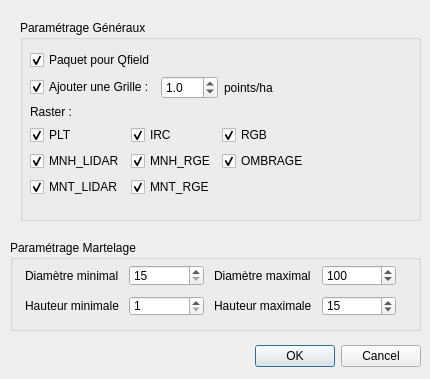
Old version of the form Qracines/modules/diagnostic/create/diagnostic_create.ui in the repository paul-carteron/Qracines.
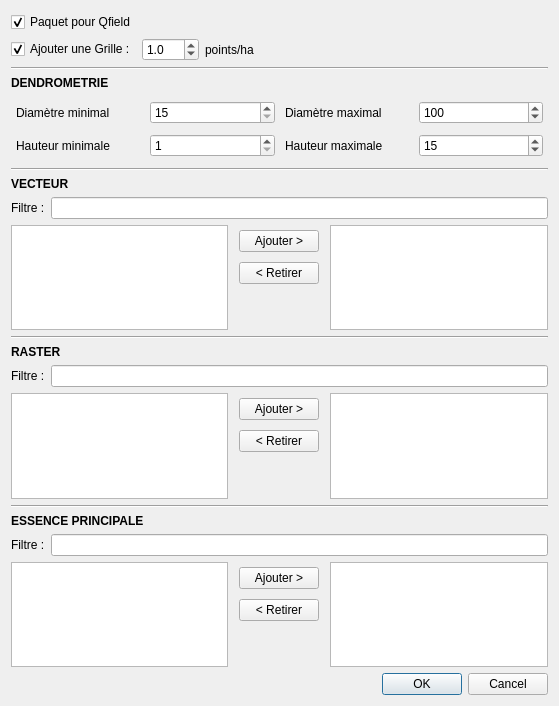
New version of the form. Custom widgets are drawn as their Qt base class.

Commit message: add custom layer selection for diag

```diff
--- a/Qracines/modules/diagnostic/create/diagnostic_create.ui
+++ b/Qracines/modules/diagnostic/create/diagnostic_create.ui
@@ -6,50 +6,121 @@
    <rect>
     <x>0</x>
     <y>0</y>
-    <width>430</width>
-    <height>379</height>
+    <width>559</width>
+    <height>706</height>
    </rect>
   </property>
   <property name="windowTitle">
    <string>Diagnostic</string>
   </property>
-  <widget class="QDialogButtonBox" name="buttonBox">
-   <property name="geometry">
-    <rect>
-     <x>0</x>
-     <y>340</y>
-     <width>421</width>
-     <height>32</height>
-    </rect>
-   </property>
-   <property name="orientation">
-    <enum>Qt::Horizontal</enum>
-   </property>
-   <property name="standardButtons">
-    <set>QDialogButtonBox::Cancel|QDialogButtonBox::Ok</set>
-   </property>
-  </widget>
-  <widget class="QGroupBox" name="groupBox_3">
-   <property name="geometry">
-    <rect>
-     <x>10</x>
-     <y>240</y>
-     <width>411</width>
-     <height>91</height>
-    </rect>
-   </property>
-   <property name="title">
-    <string>Paramétrage Martelage</string>
-   </property>
-   <widget class="QWidget" name="gridLayoutWidget_3">
-    <property name="geometry">
-     <rect>
-      <x>10</x>
-      <y>20</y>
-      <width>381</width>
-      <height>61</height>
-     </rect>
-    </property>
+  <layout class="QVBoxLayout" name="verticalLayout">
+   <item>
+    <layout class="QHBoxLayout" name="hbox_qfield">
+     <property name="topMargin">
+      <number>1</number>
+     </property>
+     <item>
+      <widget class="QCheckBox" name="cb_package_for_qfield">
+       <property name="toolTip">
+        <string extracomment="Lorsque la case est cochée, le projet est empaqueté pour QField, compressé en ZIP et déposé dans le répertoire de sortie"/>
+       </property>
+       <property name="statusTip">
+        <string/>
+       </property>
+       <property name="text">
+        <string>Paquet pour Qfield</string>
+       </property>
+       <property name="checked">
+        <bool>true</bool>
+       </property>
+      </widget>
+     </item>
+     <item>
+      <widget class="QgsFileWidget" name="fw_outdir">
+       <property name="toolTip">
+        <string/>
+       </property>
+       <property name="options">
+        <set>QFileDialog::ShowDirsOnly</set>
+       </property>
+      </widget>
+     </item>
+    </layout>
+   </item>
+   <item>
+    <layout class="QHBoxLayout" name="hbox_grille">
+     <item>
+      <widget class="QCheckBox" name="cb_create_grid">
+       <property name="toolTip">
+        <string extracomment="Lorsque la case est cochée, le projet est empaqueté pour QField, compressé en ZIP et déposé dans le répertoire de sortie"/>
+       </property>
+       <property name="statusTip">
+        <string/>
+       </property>
+       <property name="text">
+        <string>Ajouter une Grille :</string>
+       </property>
+       <property name="checked">
+        <bool>true</bool>
+       </property>
+      </widget>
+     </item>
+     <item>
+      <widget class="QDoubleSpinBox" name="dsp_points_per_ha">
+       <property name="decimals">
+        <number>1</number>
+       </property>
+       <property name="singleStep">
+        <double>0.500000000000000</double>
+       </property>
+       <property name="value">
+        <double>1.000000000000000</double>
+       </property>
+      </widget>
+     </item>
+     <item>
+      <widget class="QLabel" name="label_layers_2">
+       <property name="text">
+        <string>points/ha</string>
+       </property>
+      </widget>
+     </item>
+     <item>
+      <spacer name="horizontalSpacer_2">
+       <property name="orientation">
+        <enum>Qt::Horizontal</enum>
+       </property>
+       <property name="sizeHint" stdset="0">
+        <size>
+         <width>40</width>
+         <height>20</height>
+        </size>
+       </property>
+      </spacer>
+     </item>
+    </layout>
+   </item>
+   <item>
+    <widget class="Line" name="line_5">
+     <property name="orientation">
+      <enum>Qt::Horizontal</enum>
+     </property>
+    </widget>
+   </item>
+   <item>
+    <widget class="QLabel" name="label_5">
+     <property name="font">
+      <font>
+       <weight>75</weight>
+       <bold>true</bold>
+      </font>
+     </property>
+     <property name="text">
+      <string>DENDROMETRIE</string>
+     </property>
+    </widget>
+   </item>
+   <item>
     <layout class="QGridLayout" name="gridLayout_4" rowstretch="0,0">
      <property name="leftMargin">
       <number>5</number>
@@ -66,6 +137,33 @@
      <property name="spacing">
       <number>10</number>
      </property>
+     <item row="1" column="1">
+      <widget class="QLabel" name="label_layers_9">
+       <property name="text">
+        <string>Hauteur minimale</string>
+       </property>
+      </widget>
+     </item>
+     <item row="0" column="1">
+      <widget class="QLabel" name="label_layers_7">
+       <property name="text">
+        <string>Diamètre minimal</string>
+       </property>
+      </widget>
+     </item>
+     <item row="0" column="2">
+      <widget class="QSpinBox" name="sp_dmin">
+       <property name="minimum">
+        <number>15</number>
+       </property>
+       <property name="maximum">
+        <number>200</number>
+       </property>
+       <property name="singleStep">
+        <number>5</number>
+       </property>
+      </widget>
+     </item>
      <item row="0" column="3">
       <widget class="QLabel" name="label_layers_8">
        <property name="text">
@@ -73,59 +171,6 @@
        </property>
       </widget>
      </item>
-     <item row="0" column="2">
-      <widget class="QSpinBox" name="sp_dmin">
-       <property name="minimum">
-        <number>15</number>
-       </property>
-       <property name="maximum">
-        <number>200</number>
-       </property>
-       <property name="singleStep">
-        <number>5</number>
-       </property>
-      </widget>
-     </item>
-     <item row="0" column="1">
-      <widget class="QLabel" name="label_layers_7">
-       <property name="text">
-        <string>Diamètre minimal</string>
-       </property>
-      </widget>
-     </item>
-     <item row="0" column="4">
-      <widget class="QSpinBox" name="sp_dmax">
-       <property name="minimum">
-        <number>15</number>
-       </property>
-       <property name="maximum">
-        <number>200</number>
-       </property>
-       <property name="singleStep">
-        <number>5</number>
-       </property>
-       <property name="value">
-        <number>100</number>
-       </property>
-      </widget>
-     </item>
-     <item row="1" column="1">
-      <widget class="QLabel" name="label_layers_9">
-       <property name="text">
-        <string>Hauteur minimale</string>
-       </property>
-      </widget>
-     </item>
-     <item row="1" column="2">
-      <widget class="QSpinBox" name="sp_hmin">
-       <property name="minimum">
-        <number>1</number>
-       </property>
-       <property name="maximum">
-        <number>50</number>
-       </property>
-      </widget>
-     </item>
      <item row="1" column="3">
       <widget class="QLabel" name="label_layers_10">
        <property name="text">
@@ -139,285 +184,334 @@
         <number>1</number>
        </property>
        <property name="maximum">
-        <number>50</number>
+        <number>40</number>
        </property>
        <property name="value">
         <number>15</number>
        </property>
       </widget>
      </item>
-    </layout>
-   </widget>
-  </widget>
-  <widget class="QGroupBox" name="groupBox">
-   <property name="geometry">
-    <rect>
-     <x>20</x>
-     <y>20</y>
-     <width>401</width>
-     <height>201</height>
-    </rect>
-   </property>
-   <property name="title">
-    <string>Paramétrage Généraux</string>
-   </property>
-   <widget class="QWidget" name="layoutWidget">
-    <property name="geometry">
-     <rect>
-      <x>10</x>
-      <y>29</y>
-      <width>371</width>
-      <height>148</height>
-     </rect>
-    </property>
-    <layout class="QVBoxLayout" name="verticalLayout_2">
-     <item>
-      <layout class="QHBoxLayout" name="horizontalLayout_2">
-       <property name="topMargin">
+     <item row="0" column="4">
+      <widget class="QSpinBox" name="sp_dmax">
+       <property name="minimum">
+        <number>15</number>
+       </property>
+       <property name="maximum">
+        <number>200</number>
+       </property>
+       <property name="singleStep">
+        <number>5</number>
+       </property>
+       <property name="value">
+        <number>100</number>
+       </property>
+      </widget>
+     </item>
+     <item row="1" column="2">
+      <widget class="QSpinBox" name="sp_hmin">
+       <property name="minimum">
         <number>1</number>
        </property>
-       <item>
-        <widget class="QCheckBox" name="cb_package_for_qfield">
-         <property name="toolTip">
-          <string extracomment="Lorsque la case est cochée, le projet est empaqueté pour QField, compressé en ZIP et déposé dans le répertoire de sortie"/>
-         </property>
-         <property name="statusTip">
-          <string/>
-         </property>
-         <property name="text">
-          <string>Paquet pour Qfield</string>
-         </property>
-         <property name="checked">
-          <bool>true</bool>
-         </property>
-        </widget>
-       </item>
-       <item>
-        <widget class="QgsFileWidget" name="fw_outdir">
-         <property name="toolTip">
-          <string/>
-         </property>
-         <property name="options">
-          <set>QFileDialog::ShowDirsOnly</set>
-         </property>
-        </widget>
-       </item>
-      </layout>
+       <property name="maximum">
+        <number>40</number>
+       </property>
+      </widget>
      </item>
+    </layout>
+   </item>
+   <item>
+    <widget class="Line" name="line">
+     <property name="orientation">
+      <enum>Qt::Horizontal</enum>
+     </property>
+    </widget>
+   </item>
+   <item>
+    <widget class="QLabel" name="label_3">
+     <property name="font">
+      <font>
+       <weight>75</weight>
+       <bold>true</bold>
+      </font>
+     </property>
+     <property name="text">
+      <string>VECTEUR</string>
+     </property>
+    </widget>
+   </item>
+   <item>
+    <layout class="QHBoxLayout" name="hbox_filtre_vect">
      <item>
-      <layout class="QHBoxLayout" name="horizontalLayout_3">
-       <item>
-        <widget class="QCheckBox" name="cb_create_grid">
-         <property name="toolTip">
-          <string extracomment="Lorsque la case est cochée, le projet est empaqueté pour QField, compressé en ZIP et déposé dans le répertoire de sortie"/>
+      <widget class="QLabel" name="lbl_filtre_seq_vect">
+       <property name="text">
+        <string>Filtre :</string>
+       </property>
+      </widget>
+     </item>
+     <item>
+      <widget class="QLineEdit" name="le_filter_seq_vect">
+       <property name="placeholderText">
+        <string extracomment="CHE..."/>
+       </property>
+      </widget>
+     </item>
+    </layout>
+   </item>
+   <item>
+    <layout class="QGridLayout" name="gridLayout_7">
+     <item row="0" column="1">
+      <layout class="QGridLayout" name="gridLayout_8">
+       <property name="leftMargin">
+        <number>5</number>
+       </property>
+       <property name="topMargin">
+        <number>5</number>
+       </property>
+       <property name="rightMargin">
+        <number>5</number>
+       </property>
+       <property name="bottomMargin">
+        <number>5</number>
+       </property>
+       <property name="spacing">
+        <number>10</number>
+       </property>
+       <item row="2" column="0">
+        <spacer name="vs_seq_vect">
+         <property name="orientation">
+          <enum>Qt::Vertical</enum>
          </property>
-         <property name="statusTip">
-          <string/>
+         <property name="sizeHint" stdset="0">
+          <size>
+           <width>20</width>
+           <height>40</height>
+          </size>
          </property>
+        </spacer>
+       </item>
+       <item row="0" column="0">
+        <widget class="QPushButton" name="pb_add_seq_vect">
          <property name="text">
-          <string>Ajouter une Grille :</string>
+          <string>Ajouter &gt;</string>
          </property>
-         <property name="checked">
-          <bool>true</bool>
-         </property>
         </widget>
        </item>
-       <item>
-        <widget class="QDoubleSpinBox" name="dsp_points_per_ha">
-         <property name="decimals">
-          <number>1</number>
-         </property>
-         <property name="singleStep">
-          <double>0.500000000000000</double>
-         </property>
-         <property name="value">
-          <double>1.000000000000000</double>
-         </property>
-        </widget>
-       </item>
-       <item>
-        <widget class="QLabel" name="label_layers_2">
+       <item row="1" column="0">
+        <widget class="QPushButton" name="pb_remove_seq_vect">
          <property name="text">
-          <string>points/ha</string>
+          <string>&lt; Retirer</string>
          </property>
         </widget>
        </item>
-       <item>
-        <spacer name="horizontalSpacer_2">
-         <property name="orientation">
-          <enum>Qt::Horizontal</enum>
-         </property>
-         <property name="sizeHint" stdset="0">
-          <size>
-           <width>40</width>
-           <height>20</height>
-          </size>
-         </property>
-        </spacer>
-       </item>
       </layout>
      </item>
+     <item row="0" column="2">
+      <widget class="QListWidget" name="lw_selected_seq_vect"/>
+     </item>
+     <item row="0" column="0">
+      <widget class="QListWidget" name="lw_seq_vect"/>
+     </item>
+    </layout>
+   </item>
+   <item>
+    <widget class="Line" name="line_2">
+     <property name="orientation">
+      <enum>Qt::Horizontal</enum>
+     </property>
+    </widget>
+   </item>
+   <item>
+    <widget class="QLabel" name="label_4">
+     <property name="font">
+      <font>
+       <weight>75</weight>
+       <bold>true</bold>
+      </font>
+     </property>
+     <property name="text">
+      <string>RASTER</string>
+     </property>
+    </widget>
+   </item>
+   <item>
+    <layout class="QHBoxLayout" name="hbox_filtre_rast">
      <item>
-      <widget class="QLabel" name="label_layers_3">
-       <property name="sizePolicy">
-        <sizepolicy hsizetype="Fixed" vsizetype="Preferred">
-         <horstretch>0</horstretch>
-         <verstretch>0</verstretch>
-        </sizepolicy>
-       </property>
+      <widget class="QLabel" name="lbl_filtre_seq_rast">
        <property name="text">
-        <string>Raster :</string>
+        <string>Filtre :</string>
        </property>
       </widget>
      </item>
      <item>
-      <layout class="QGridLayout" name="gridLayout">
-       <item row="2" column="2">
-        <widget class="QCheckBox" name="cb_mnt_rge">
-         <property name="sizePolicy">
-          <sizepolicy hsizetype="Maximum" vsizetype="Fixed">
-           <horstretch>0</horstretch>
-           <verstretch>0</verstretch>
-          </sizepolicy>
+      <widget class="QLineEdit" name="le_filter_seq_rast">
+       <property name="placeholderText">
+        <string extracomment="CHE..."/>
+       </property>
+      </widget>
+     </item>
+    </layout>
+   </item>
+   <item>
+    <layout class="QGridLayout" name="gridLayout_11">
+     <item row="0" column="1">
+      <layout class="QGridLayout" name="gridLayout_12">
+       <property name="leftMargin">
+        <number>5</number>
+       </property>
+       <property name="topMargin">
+        <number>5</number>
+       </property>
+       <property name="rightMargin">
+        <number>5</number>
+       </property>
+       <property name="bottomMargin">
+        <number>5</number>
+       </property>
+       <property name="spacing">
+        <number>10</number>
+       </property>
+       <item row="2" column="0">
+        <spacer name="vs_seq_rast">
+         <property name="orientation">
+          <enum>Qt::Vertical</enum>
          </property>
-         <property name="text">
-          <string>MNT_RGE</string>
+         <property name="sizeHint" stdset="0">
+          <size>
+           <width>20</width>
+           <height>40</height>
+          </size>
          </property>
-         <property name="checked">
-          <bool>true</bool>
-         </property>
-        </widget>
+        </spacer>
        </item>
-       <item row="0" column="3">
-        <widget class="QCheckBox" name="cb_rgb">
-         <property name="sizePolicy">
-          <sizepolicy hsizetype="Maximum" vsizetype="Fixed">
-           <horstretch>0</horstretch>
-           <verstretch>0</verstretch>
-          </sizepolicy>
-         </property>
-         <property name="text">
-          <string>RGB</string>
-         </property>
-         <property name="checked">
-          <bool>true</bool>
-         </property>
-        </widget>
-       </item>
-       <item row="1" column="3">
-        <widget class="QCheckBox" name="cb_ombrage_mnh">
-         <property name="sizePolicy">
-          <sizepolicy hsizetype="Maximum" vsizetype="Fixed">
-           <horstretch>0</horstretch>
-           <verstretch>0</verstretch>
-          </sizepolicy>
-         </property>
-         <property name="text">
-          <string>OMBRAGE</string>
-         </property>
-         <property name="checked">
-          <bool>true</bool>
-         </property>
-        </widget>
-       </item>
        <item row="0" column="0">
-        <widget class="QCheckBox" name="cb_plt">
-         <property name="sizePolicy">
-          <sizepolicy hsizetype="Maximum" vsizetype="Fixed">
-           <horstretch>0</horstretch>
-           <verstretch>0</verstretch>
-          </sizepolicy>
-         </property>
+        <widget class="QPushButton" name="pb_add_seq_rast">
          <property name="text">
-          <string>PLT</string>
+          <string>Ajouter &gt;</string>
          </property>
-         <property name="checked">
-          <bool>true</bool>
-         </property>
         </widget>
        </item>
-       <item row="1" column="2">
-        <widget class="QCheckBox" name="cb_mnh_rge">
-         <property name="sizePolicy">
-          <sizepolicy hsizetype="Maximum" vsizetype="Fixed">
-           <horstretch>0</horstretch>
-           <verstretch>0</verstretch>
-          </sizepolicy>
-         </property>
+       <item row="1" column="0">
+        <widget class="QPushButton" name="pb_remove_seq_rast">
          <property name="text">
-          <string>MNH_RGE</string>
+          <string>&lt; Retirer</string>
          </property>
-         <property name="checked">
-          <bool>true</bool>
-         </property>
         </widget>
        </item>
+      </layout>
+     </item>
+     <item row="0" column="2">
+      <widget class="QListWidget" name="lw_selected_seq_rast"/>
+     </item>
+     <item row="0" column="0">
+      <widget class="QListWidget" name="lw_seq_rast"/>
+     </item>
+    </layout>
+   </item>
+   <item>
+    <widget class="Line" name="line_3">
+     <property name="orientation">
+      <enum>Qt::Horizontal</enum>
+     </property>
+    </widget>
+   </item>
+   <item>
+    <widget class="QLabel" name="label">
+     <property name="font">
+      <font>
+       <weight>75</weight>
+       <bold>true</bold>
+      </font>
+     </property>
+     <property name="text">
+      <string>ESSENCE PRINCIPALE</string>
+     </property>
+    </widget>
+   </item>
+   <item>
+    <layout class="QHBoxLayout" name="hbox_filtre_ess">
+     <item>
+      <widget class="QLabel" name="label_layers_11">
+       <property name="text">
+        <string>Filtre :</string>
+       </property>
+      </widget>
+     </item>
+     <item>
+      <widget class="QLineEdit" name="le_filter_species">
+       <property name="placeholderText">
+        <string extracomment="CHE..."/>
+       </property>
+      </widget>
+     </item>
+    </layout>
+   </item>
+   <item>
+    <layout class="QGridLayout" name="gridLayout_6">
+     <item row="1" column="1">
+      <layout class="QGridLayout" name="gridLayout_5">
+       <property name="leftMargin">
+        <number>5</number>
+       </property>
+       <property name="topMargin">
+        <number>5</number>
+       </property>
+       <property name="rightMargin">
+        <number>5</number>
+       </property>
+       <property name="bottomMargin">
+        <number>5</number>
+       </property>
+       <property name="spacing">
+        <number>10</number>
+       </property>
        <item row="2" column="0">
-        <widget class="QCheckBox" name="cb_mnt_lidar">
-         <property name="sizePolicy">
-          <sizepolicy hsizetype="Maximum" vsizetype="Fixed">
-           <horstretch>0</horstretch>
-           <verstretch>0</verstretch>
-          </sizepolicy>
+        <spacer name="verticalSpacer">
+         <property name="orientation">
+          <enum>Qt::Vertical</enum>
          </property>
-         <property name="text">
-          <string>MNT_LIDAR</string>
+         <property name="sizeHint" stdset="0">
+          <size>
+           <width>20</width>
+           <height>40</height>
+          </size>
          </property>
-         <property name="checked">
-          <bool>true</bool>
-         </property>
-        </widget>
+        </spacer>
        </item>
-       <item row="1" column="0">
-        <widget class="QCheckBox" name="cb_mnh_lidar">
-         <property name="sizePolicy">
-          <sizepolicy hsizetype="Maximum" vsizetype="Fixed">
-           <horstretch>0</horstretch>
-           <verstretch>0</verstretch>
-          </sizepolicy>
-         </property>
+       <item row="0" column="0">
+        <widget class="QPushButton" name="pb_add_species">
          <property name="text">
-          <string>MNH_LIDAR</string>
+          <string>Ajouter &gt;</string>
          </property>
-         <property name="checked">
-          <bool>true</bool>
-         </property>
         </widget>
        </item>
-       <item row="0" column="2">
-        <widget class="QCheckBox" name="cb_irc">
-         <property name="sizePolicy">
-          <sizepolicy hsizetype="Maximum" vsizetype="Fixed">
-           <horstretch>0</horstretch>
-           <verstretch>0</verstretch>
-          </sizepolicy>
-         </property>
+       <item row="1" column="0">
+        <widget class="QPushButton" name="pb_remove_species">
          <property name="text">
-          <string>IRC</string>
+          <string>&lt; Retirer</string>
          </property>
-         <property name="checked">
-          <bool>true</bool>
-         </property>
         </widget>
        </item>
-       <item row="1" column="4">
-        <spacer name="horizontalSpacer">
-         <property name="orientation">
-          <enum>Qt::Horizontal</enum>
-         </property>
-         <property name="sizeHint" stdset="0">
-          <size>
-           <width>40</width>
-           <height>20</height>
-          </size>
-         </property>
-        </spacer>
-       </item>
       </layout>
      </item>
+     <item row="1" column="2">
+      <widget class="QListWidget" name="lw_selected_species"/>
+     </item>
+     <item row="1" column="0">
+      <widget class="QListWidget" name="lw_species"/>
+     </item>
     </layout>
-   </widget>
-  </widget>
+   </item>
+   <item>
+    <widget class="QDialogButtonBox" name="buttonBox">
+     <property name="orientation">
+      <enum>Qt::Horizontal</enum>
+     </property>
+     <property name="standardButtons">
+      <set>QDialogButtonBox::Cancel|QDialogButtonBox::Ok</set>
+     </property>
+    </widget>
+   </item>
+  </layout>
  </widget>
  <customwidgets>
   <customwidget>
```
The commit also changes 3 other files.
